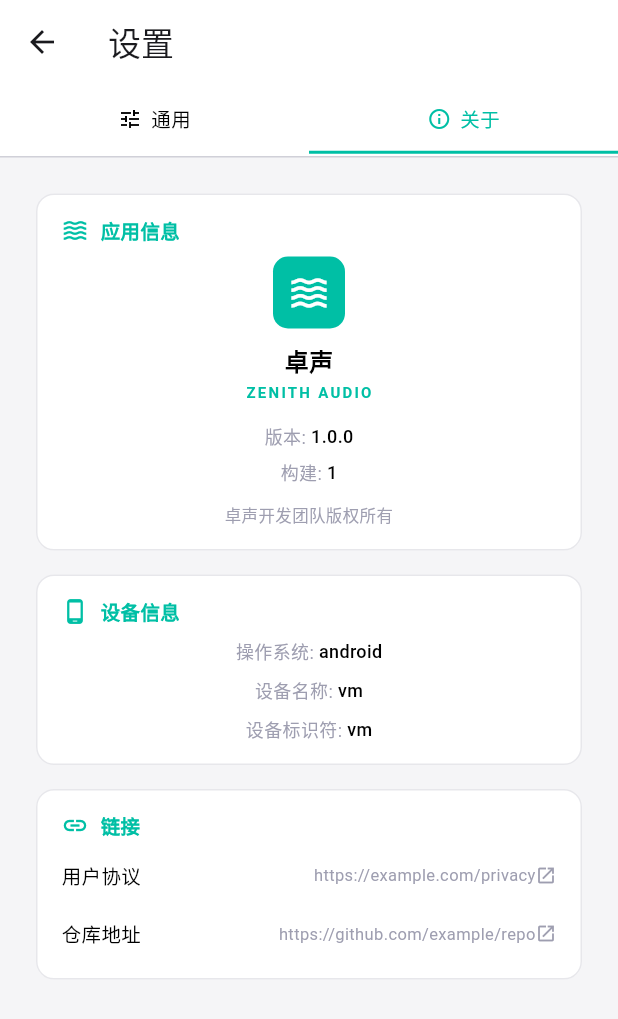
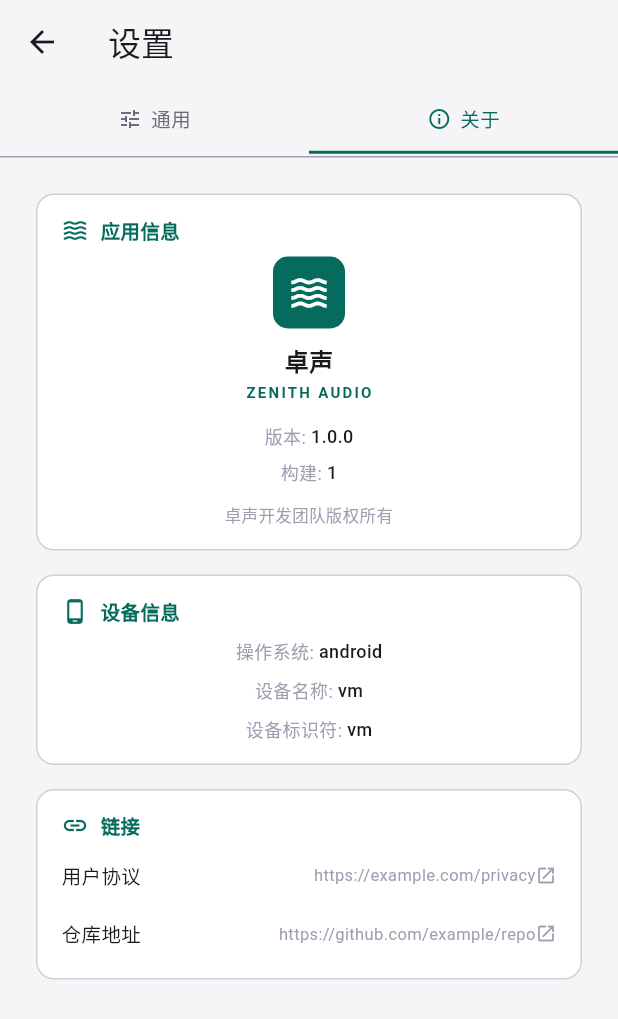
Before and after one commit to luolingy/ZenithAudio, a Flutter app: the SettingsPage screen opened directly, after a tap on "关于", on a phone screen of 412 x 824 dp. Shown: the top 1019 px of the screen. Run offline on Flutter 3.47's test engine with Material 3 defaults, Android fonts, the phone set to English and light mode, and no system bars; our stand-ins replace easy_localization, file_picker, flutter_riverpod, just_audio, logger.

Commit message:
:lipstick: changed UI style to M3

```diff
--- a/lib/core/constants/app_constants.dart
+++ b/lib/core/constants/app_constants.dart
@@ -24,23 +24,13 @@ class AppConstants {
 class AppColors {
   AppColors._();
 
-  static const Color background = Color(0xFF1A1A1E);
-  static const Color surface = Color(0xFF232328);
-  static const Color surfaceLight = Color(0xFF2C2C33);
-  static const Color border = Color(0xFF3A3A42);
   static const Color accent = Color(0xFF00BFA5);
   static const Color accentDim = Color(0xFF00897B);
-  static const Color textPrimary = Color(0xFFE8E8EC);
-  static const Color textSecondary = Color(0xFF9E9EB0);
-  static const Color textDim = Color(0xFF6B6B7D);
-  static const Color red = Color(0xFFFF5252);
-  static const Color orange = Color(0xFFFFAB40);
-  static const Color green = Color(0xFF69F0AE);
   static const Color solo = Color(0xFFFFD740);
   static const Color mute = Color(0xFFFF5252);
+  static const Color playhead = Color(0xFFFF5252);
   static const Color waveform = Color(0xFF40C4FF);
   static const Color waveformFill = Color(0x3340C4FF);
-  static const Color playhead = Color(0xFFFF5252);
 
   static const List<Color> trackColors = [
     Color(0xFF40C4FF),
--- a/lib/core/utils/theme_colors.dart
+++ b/lib/core/utils/theme_colors.dart
@@ -1,18 +1,6 @@
 import 'package:flutter/material.dart';
 
 extension ZenithThemeColors on BuildContext {
-  Color get surfaceLight {
-    final isDark = Theme.of(this).brightness == Brightness.dark;
-    return isDark ? const Color(0xFF2C2C33) : const Color(0xFFEEEEF2);
-  }
-
-  Color get textDim {
-    final isDark = Theme.of(this).brightness == Brightness.dark;
-    return isDark ? const Color(0xFF6B6B7D) : const Color(0xFF9E9EB0);
-  }
-
-  Color get backgroundAlt {
-    final isDark = Theme.of(this).brightness == Brightness.dark;
-    return isDark ? const Color(0xFF1A1A1E) : const Color(0xFFF5F5F7);
-  }
+  Color get surfaceHigh => Theme.of(this).colorScheme.surfaceContainerHigh;
+  Color get outline => Theme.of(this).colorScheme.outline;
 }
--- a/lib/screens/settings_page.dart
+++ b/lib/screens/settings_page.dart
@@ -240,7 +240,7 @@ class _GeneralContent extends StatelessWidget {
       children: [
         // Theme
         Text('settings.theme'.tr(), style: TextStyle(
-          color: context.textDim, fontSize: 10,
+          color: context.outline, fontSize: 10,
           fontWeight: FontWeight.w600, letterSpacing: 1,
         )),
         const SizedBox(height: 8),
@@ -267,7 +267,7 @@ class _GeneralContent extends StatelessWidget {
         const SizedBox(height: 24),
         // Language
         Text('settings.language'.tr(), style: TextStyle(
-          color: context.textDim, fontSize: 10,
+          color: context.outline, fontSize: 10,
           fontWeight: FontWeight.w600, letterSpacing: 1,
         )),
         const SizedBox(height: 8),
@@ -303,24 +303,28 @@ class _GeneralContent extends StatelessWidget {
 class _AboutContent extends StatelessWidget {
   @override
   Widget build(BuildContext context) {
+    final cs = Theme.of(context).colorScheme;
     return ListView(
       padding: const EdgeInsets.all(24),
       children: [
         _InfoCard(
           icon: Icons.waves,
           title: 'settings.appInfo'.tr(),
+          cs: cs,
           child: _AppInfoContent(),
         ),
         const SizedBox(height: 16),
         _InfoCard(
           icon: Icons.phone_android_outlined,
           title: 'settings.deviceInfo'.tr(),
+          cs: cs,
           child: _DeviceInfoContent(),
         ),
         const SizedBox(height: 16),
         _InfoCard(
           icon: Icons.link_outlined,
           title: 'settings.links'.tr(),
+          cs: cs,
           child: _LinksContent(),
         ),
       ],
@@ -332,8 +336,14 @@ class _InfoCard extends StatelessWidget {
   final IconData icon;
   final String title;
   final Widget child;
+  final ColorScheme cs;
 
-  const _InfoCard({required this.icon, required this.title, required this.child});
+  const _InfoCard({
+    required this.icon,
+    required this.title,
+    required this.child,
+    required this.cs,
+  });
 
   @override
   Widget build(BuildContext context) {
@@ -351,10 +361,10 @@ class _InfoCard extends StatelessWidget {
             padding: const EdgeInsets.fromLTRB(16, 14, 16, 0),
             child: Row(
               children: [
-                Icon(icon, size: 18, color: AppColors.accent),
+                Icon(icon, size: 18, color: cs.primary),
                 const SizedBox(width: 8),
                 Text(title, style: TextStyle(
-                  color: AppColors.accent,
+                  color: cs.primary,
                   fontSize: 13,
                   fontWeight: FontWeight.w600,
                 )),
@@ -382,7 +392,7 @@ class _AppInfoContent extends StatelessWidget {
         Container(
           width: 48, height: 48,
           decoration: BoxDecoration(
-            color: AppColors.accent,
+            color: cs.primary,
             borderRadius: BorderRadius.circular(10),
           ),
           child: const Icon(Icons.waves, size: 28, color: Colors.white),
@@ -392,8 +402,8 @@ class _AppInfoContent extends StatelessWidget {
           fontSize: 16, fontWeight: FontWeight.w700, color: cs.onSurface,
         )),
         const SizedBox(height: 2),
-        Text(AppConstants.appNameEn, style: const TextStyle(
-          fontSize: 10, color: AppColors.accent, fontWeight: FontWeight.w600, letterSpacing: 1.5,
+        Text(AppConstants.appNameEn, style: TextStyle(
+          fontSize: 10, color: cs.primary, fontWeight: FontWeight.w600, letterSpacing: 1.5,
         )),
         const SizedBox(height: 14),
         _InfoRow(label: 'about.version'.tr(), value: AppConfig.appVersion),
@@ -401,7 +411,7 @@ class _AppInfoContent extends StatelessWidget {
         _InfoRow(label: 'about.build'.tr(), value: AppConfig.appBuildNumber),
         const SizedBox(height: 12),
         Text(AppConfig.appCopyright,
-          style: TextStyle(fontSize: 11, color: context.textDim),
+          style: TextStyle(fontSize: 11, color: context.outline),
           textAlign: TextAlign.center,
         ),
       ],
@@ -465,8 +475,8 @@ class _LinkRow extends StatelessWidget {
         children: [
           Text(label, style: TextStyle(fontSize: 13, color: cs.onSurface)),
           const Spacer(),
-          Text(url, style: TextStyle(fontSize: 11, color: context.textDim)),
-          Icon(Icons.open_in_new, size: 14, color: context.textDim),
+          Text(url, style: TextStyle(fontSize: 11, color: context.outline)),
+          Icon(Icons.open_in_new, size: 14, color: context.outline),
         ],
       ),
     );
@@ -486,7 +496,7 @@ class _InfoRow extends StatelessWidget {
     return Row(
       mainAxisAlignment: MainAxisAlignment.center,
       children: [
-        Text('$label: ', style: TextStyle(fontSize: 12, color: context.textDim)),
+        Text('$label: ', style: TextStyle(fontSize: 12, color: context.outline)),
         Text(value, style: TextStyle(fontSize: 12, color: cs.onSurface, fontWeight: FontWeight.w500)),
       ],
     );
--- a/lib/widgets/editor/audio_editor.dart
+++ b/lib/widgets/editor/audio_editor.dart
@@ -102,13 +102,13 @@ class AudioEditor extends ConsumerWidget {
         mainAxisAlignment: MainAxisAlignment.center,
         children: [
           Icon(Icons.waves_outlined, size: 64,
-              color: context.textDim.withAlpha(77)),
+              color: context.outline.withAlpha(77)),
           const SizedBox(height: 16),
           Text('editor.emptyTitle'.tr(),
-              style: TextStyle(color: context.textDim.withAlpha(153), fontSize: 14)),
+              style: TextStyle(color: context.outline.withAlpha(153), fontSize: 14)),
           const SizedBox(height: 8),
           Text('editor.emptySubtitle'.tr(),
-              style: TextStyle(color: context.textDim.withAlpha(102), fontSize: 11)),
+              style: TextStyle(color: context.outline.withAlpha(102), fontSize: 11)),
         ],
       ),
     );
--- a/lib/widgets/editor/timeline_ruler.dart
+++ b/lib/widgets/editor/timeline_ruler.dart
@@ -37,7 +37,7 @@ class TimelineRuler extends StatelessWidget {
                   duration,
                   pixelsPerSecond,
                   Theme.of(context).dividerColor,
-                  context.textDim,
+                  context.outline,
                 ),
               ),
             ),
--- a/lib/widgets/editor/waveform_view.dart
+++ b/lib/widgets/editor/waveform_view.dart
@@ -26,7 +26,7 @@ class WaveformView extends StatelessWidget {
         painter: _WaveformPainter(
           color: track.color,
           hasFile: track.audioFilePath != null,
-          emptyColor: context.textDim,
+          emptyColor: context.outline,
         ),
       ),
     );
--- a/lib/widgets/toolbar/menu_bar.dart
+++ b/lib/widgets/toolbar/menu_bar.dart
@@ -130,7 +130,7 @@ class AudioMenuBar extends ConsumerWidget {
             child: Text(
               AppConstants.appNameEn,
               style: TextStyle(
-                color: AppColors.accent,
+                color: cs.primary,
                 fontSize: 11,
                 fontWeight: FontWeight.w700,
                 letterSpacing: 2,
@@ -194,7 +194,7 @@ class _MenuButtonState extends State<_MenuButton> {
           padding: const EdgeInsets.symmetric(horizontal: 12),
           alignment: Alignment.center,
           decoration: BoxDecoration(
-            color: _isHovered ? context.surfaceLight : Colors.transparent,
+            color: _isHovered ? context.surfaceHigh : Colors.transparent,
           ),
           child: Text(
             widget.label,
@@ -233,7 +233,7 @@ class _MenuButtonState extends State<_MenuButton> {
                     const Spacer(),
                     Text(
                       item.shortcut!,
-                      style: TextStyle(fontSize: 10, color: context.textDim),
+                      style: TextStyle(fontSize: 10, color: context.outline),
                     ),
                   ],
                 ],
--- a/lib/widgets/toolbar/tool_bar.dart
+++ b/lib/widgets/toolbar/tool_bar.dart
@@ -128,7 +128,7 @@ class _ToolButton extends StatelessWidget {
           child: InkWell(
             onTap: onTap,
             borderRadius: BorderRadius.circular(4),
-            hoverColor: context.surfaceLight,
+            hoverColor: context.surfaceHigh,
             child: Container(
               width: 32,
               height: 32,
```
Also changed, not shown: lib/core/theme/app_theme.dart (+83 -203 lines), lib/screens/about_dialog.dart (+9 -7 lines), lib/widgets/controls/transport_bar.dart (+6 -6 lines), lib/widgets/editor/track_panel.dart (+4 -4 lines), lib/widgets/editor/track_tile.dart (+4 -4 lines).
